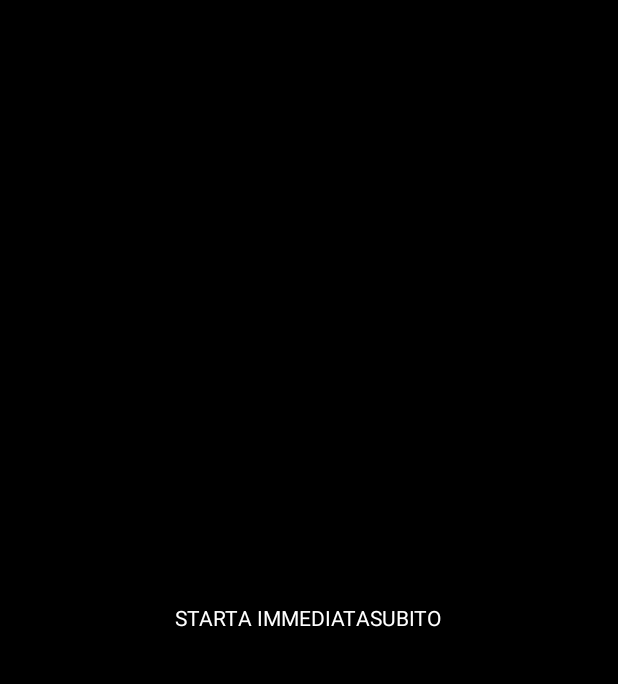
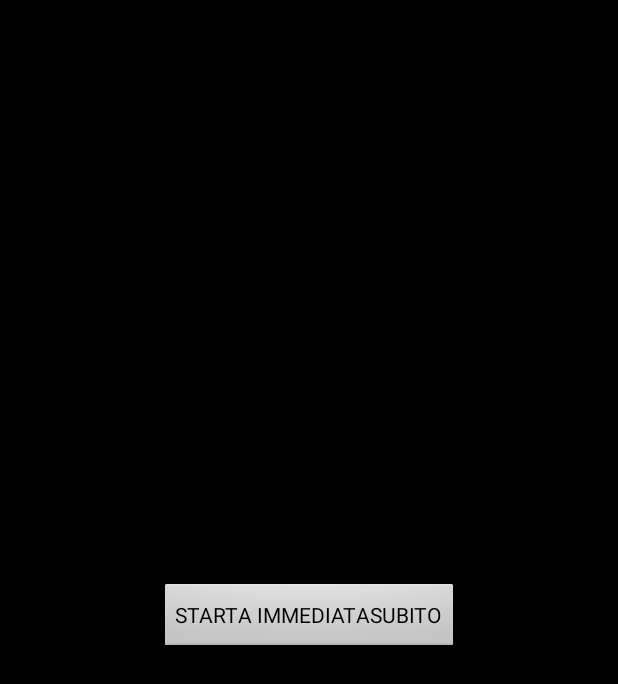
Before and after one commit to macsimbodnar/ppb, an Android app: the layout activity_main_menu.xml on its own in the app's theme, with its tools: preview values and no code run, on a phone screen of 412 x 824 dp. Shown: the top 684 px of the screen. Run offline under Robolectric (Android 15) with nearby library versions, the phone set to English and light mode, and no system bars.

Commit message:
Creata la activity del game

```diff
--- a/app/src/main/res/layout/activity_main_menu.xml
+++ b/app/src/main/res/layout/activity_main_menu.xml
@@ -1,26 +1,23 @@
-<RelativeLayout xmlns:android="http://schemas.android.com/apk/res/android"
+<?xml version="1.0" encoding="utf-8"?>
+<android.support.constraint.ConstraintLayout xmlns:android="http://schemas.android.com/apk/res/android"
+    xmlns:app="http://schemas.android.com/apk/res-auto"
     xmlns:tools="http://schemas.android.com/tools"
-    android:id="@+id/main_menu"
     android:layout_width="match_parent"
     android:layout_height="match_parent"
     tools:context="com.mazerfaker.pewpewboom.app.MainMenuActivity">
 
-    <RelativeLayout
-        android:id="@+id/mainMenu_startButton_layout"
+
+    <Button
+        android:id="@+id/mainMenu_startButton"
         android:layout_width="wrap_content"
         android:layout_height="wrap_content"
-        android:layout_centerHorizontal="true"
-        android:layout_centerVertical="true">
-
-    </RelativeLayout>
-
-    <TextView
-        android:id="@+id/mainMenu_startButton_text"
-        android:layout_width="wrap_content"
-        android:layout_height="wrap_content"
-        android:layout_centerHorizontal="true"
-        android:layout_centerVertical="true"
         android:text="@string/mainMenu_startButton"
-        android:textColor="@color/white"/>
-
-</RelativeLayout>
+        app:layout_constraintBottom_toBottomOf="parent"
+        app:layout_constraintLeft_toLeftOf="parent"
+        app:layout_constraintRight_toRightOf="parent"
+        app:layout_constraintTop_toTopOf="parent"
+        tools:layout_constraintBottom_creator="1"
+        tools:layout_constraintLeft_creator="1"
+        tools:layout_constraintRight_creator="1"
+        tools:layout_constraintTop_creator="1" />
+</android.support.constraint.ConstraintLayout>
```
Also changed, not shown: app/src/main/AndroidManifest.xml (+7 -6 lines), app/src/main/java/com/mazerfaker/pewpewboom/app/MainMenuActivity.java (added, +28 -0 lines).
